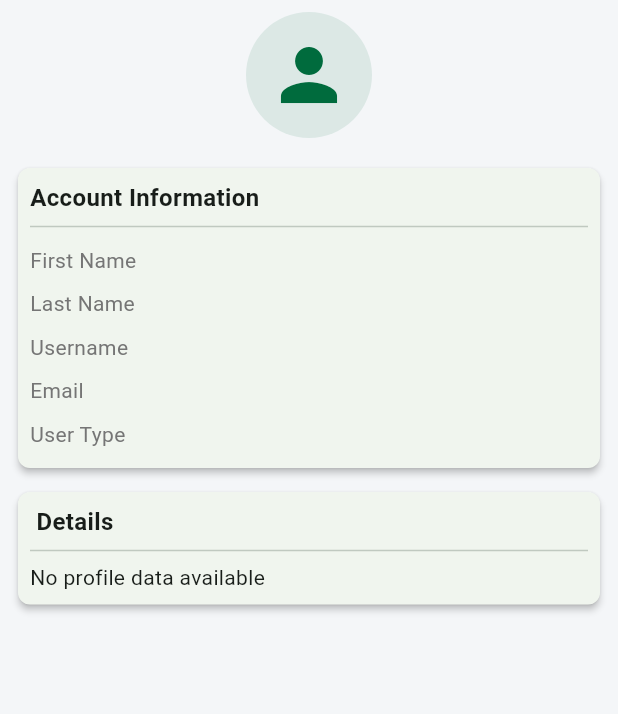
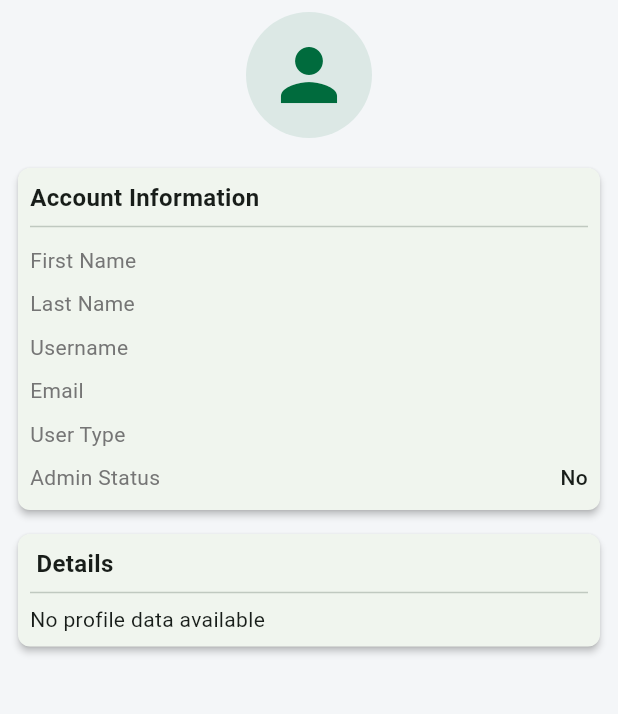
Before and after one commit to desmondnemaz/IT-ASSETS-MANAGER-MOHCC, a Flutter app: the ProfileScreen screen opened by its route, on a phone screen of 412 x 824 dp, the part 84-798 px from its top. Run offline on Flutter 3.47's test engine with Material 3 defaults, Android fonts, the phone set to English and light mode, and no system bars; our stand-ins replace dio, equatable, flutter_secure_storage, get_it, go_router; accounts and stored records are empty; network calls fail.

Commit message:
Added province and district on profile serializer and also updated the realated profile page details with same fields

```diff
--- a/frontend/it_assets_manager/lib/features/profile/presentation/profile_screen.dart
+++ b/frontend/it_assets_manager/lib/features/profile/presentation/profile_screen.dart
@@ -111,6 +111,12 @@ class _ProfileScreenState extends State<ProfileScreen> {
                             "User Type",
                             user?.userType ?? "",
                           ),
+                          _buildInfoRow(
+                            context,
+                            responsive,
+                            "Admin Status",
+                            (user?.isAdmin ?? false) ? "Yes" : "No",
+                          ),
                         ],
                       ),
                       SizedBox(height: responsive.padding),
@@ -149,6 +155,18 @@ class _ProfileScreenState extends State<ProfileScreen> {
           responsive,
           "Station",
           profile.stationName ?? "N/A",
+        ),
+        _buildInfoRow(
+          context,
+          responsive,
+          "Province",
+          profile.provinceName ?? "N/A",
+        ),
+        _buildInfoRow(
+          context,
+          responsive,
+          "District",
+          profile.districtName ?? "N/A",
         ),
       ];
     } else if (userType == 'NGO' && profile is NGOProfile) {
```
Also changed, not shown: frontend/it_assets_manager/lib/features/profile/models/profile_models.dart (+21 -3 lines).
